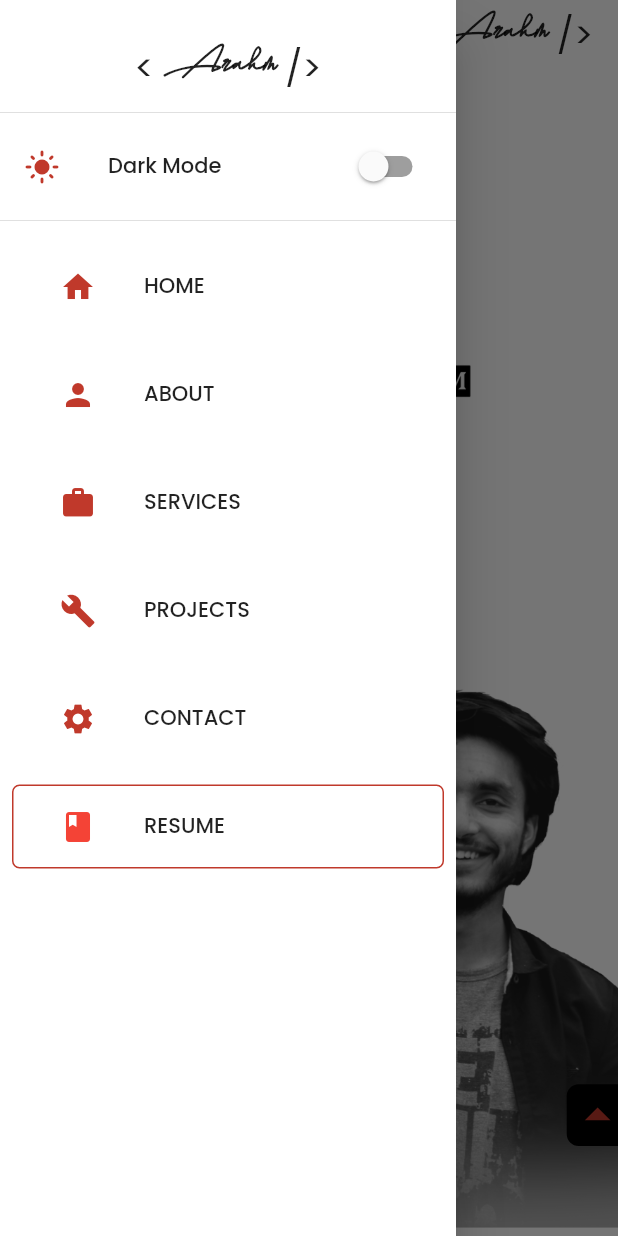
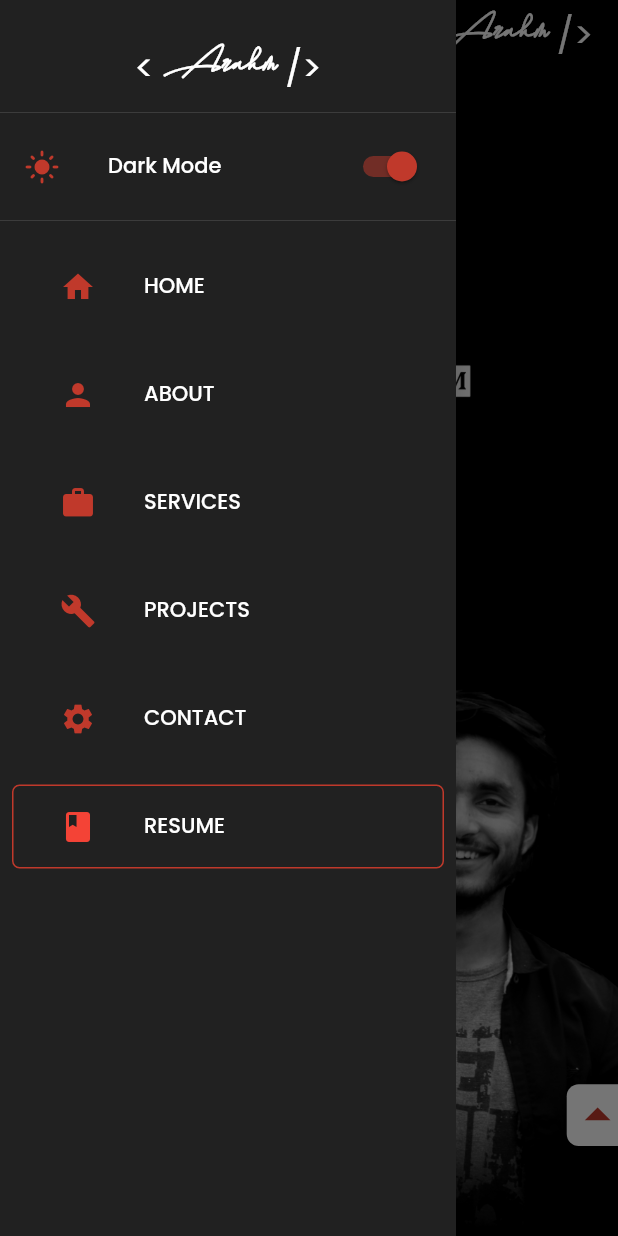
Before and after one commit to Arham07/Devfolio, a Flutter app: the screen it shows after launch, after a tap on the "menu" icon, on a phone screen of 412 x 824 dp. Run offline on Flutter 3.47's test engine with Material 2 defaults, Android fonts, the phone set to English and light mode, and no system bars; drawn by our look-alikes of animated_text_kit; our stand-ins replace carousel_slider, flip_card, font_awesome_flutter; missing offline and left inert: universal_html.

Commit message:
UI rendering issue fixed

```diff
--- a/lib/provider/theme/theme_provider.dart
+++ b/lib/provider/theme/theme_provider.dart
@@ -30,7 +30,7 @@
 import 'package:flutter/material.dart';
 
 class ThemeChanger with ChangeNotifier {
-  var _themeMode = ThemeMode.light;
+  var _themeMode = ThemeMode.dark;
 
   ThemeMode get themeMode => _themeMode;
   bool get isDark => _themeMode == ThemeMode.dark;
--- a/lib/sections/contact/contact_mobile.dart
+++ b/lib/sections/contact/contact_mobile.dart
@@ -27,11 +27,12 @@ class ContactMobileTab extends StatelessWidget {
                 projectIconData: ContactUtils.contactIcon[i],
                 projectTitle: ContactUtils.titles[i],
                 projectDescription: ContactUtils.details[i],
+                projectLink: ContactUtils.links[i],
               ),
             ),
           ),
           options: CarouselOptions(
-            height: MediaQuery.of(context).size.height * 0.25,
+            height: MediaQuery.of(context).size.height * 0.26,
             autoPlay: true,
             autoPlayInterval: const Duration(seconds: 5),
             enlargeCenterPage: true,
--- a/lib/sections/services/services.dart
+++ b/lib/sections/services/services.dart
@@ -1,3 +1,5 @@
+import 'package:devfolio/responsive/responsive.dart';
+import 'package:devfolio/sections/services/services_desktop.dart';
 import 'package:flutter/material.dart';
 import 'package:devfolio/sections/services/services_mobile.dart';
 
@@ -6,6 +8,9 @@ class Services extends StatelessWidget {
 
   @override
   Widget build(BuildContext context) {
-    return ServiceMobile();
+    return Responsive(mobile:  ServiceMobile(),
+    tablet: ServiceMobile(),
+    desktop: ServiceMobile(),
+   );
   }
 }
--- a/lib/sections/services/services_mobile.dart
+++ b/lib/sections/services/services_mobile.dart
@@ -16,6 +16,10 @@ class ServiceMobile extends StatelessWidget {
         const CustomSectionHeading(
           text: '\nWhat I can do?',
         ),
+        SizedBox(
+          height: height * 0.01,
+        ),
+
         const CustomSectionSubHeading(
           text: 'I may not be perfect but surely I\'m of some use :)\n\n',
         ),
@@ -28,6 +32,8 @@ class ServiceMobile extends StatelessWidget {
               serviceIcon: ServicesUtils.servicesIcons[i],
               serviceTitle: ServicesUtils.servicesTitles[i],
               serviceDescription: ServicesUtils.servicesDescription[i],
+              cardHeight:  height * 0.030,
+              cardWidth:width * 0.62,
             ),
           ),
           options: CarouselOptions(
--- a/lib/sections/services/widget/service_cards.dart
+++ b/lib/sections/services/widget/service_cards.dart
@@ -12,12 +12,16 @@ class ServiceCard extends StatefulWidget {
   final String serviceIcon;
   final String serviceTitle;
   final String serviceDescription;
+  final double? cardWidth;
+  final double? cardHeight;
 
   const ServiceCard({
     Key? key,
     required this.serviceIcon,
     required this.serviceTitle,
     required this.serviceDescription,
+    this.cardWidth,
+    this.cardHeight,
   }) : super(key: key);
 
   @override
@@ -52,11 +56,13 @@ class _ServiceCardState extends State<ServiceCard> {
         }
       },
       child: FlipCard(
-        flipOnTouch: kIsWeb ? false : true,
+        flipOnTouch: kIsWeb ? true : false,
         key: cardKey,
         back: Container(
-          width: size.width * 0.62,
-          height: size.height * 0.035,
+          // width: size.width * 0.62,
+          // height: size.height * 0.035,
+          width: widget.cardWidth,
+          height:widget.cardHeight,
           padding: const EdgeInsets.symmetric(vertical: 8.0, horizontal: 12.0),
           decoration: BoxDecoration(
             color: Colors.white,
@@ -87,9 +93,7 @@ class _ServiceCardState extends State<ServiceCard> {
           height: size.height * 0.035,
           padding: const EdgeInsets.symmetric(vertical: 8.0, horizontal: 12.0),
           decoration: BoxDecoration(
-            color: themeChanger.isDark
-                ? Colors.grey.shade900
-                : Colors.white,
+            color: themeChanger.isDark ? Colors.grey.shade900 : Colors.white,
             borderRadius: BorderRadius.circular(15),
             boxShadow: isHover
                 ? [
--- a/lib/sections/services/widget/services_back_card.dart
+++ b/lib/sections/services/widget/services_back_card.dart
@@ -37,13 +37,13 @@ class ServiceCardBackWidget extends StatelessWidget {
             onPressed: () => showDialog(
                 context: context,
                 builder: (contecxt) => AlertDialog(
-                      title: Text(
+                      title: const Text(
                         "Hire Me!",
                       ),
                       actions: [
                         TextButton(
                           onPressed: () => Navigator.pop(context),
-                          child: Text("Back",style: const TextStyle(
+                          child: const Text("Back",style: TextStyle(
                             color:  Color(0xffC0392B),fontWeight: FontWeight.w700
                           ),),
                         )
--- a/lib/utils/contact_utils.dart
+++ b/lib/utils/contact_utils.dart
@@ -18,4 +18,10 @@ class ContactUtils {
     "(+92) 314 2994566",
     "arhamj0726@gmail.com",
   ];
+
+  static const List<String> links = [
+    "https://www.google.com/maps/dir/24.9716831,67.0656851//@24.9717568,67.0306654,13z/data=!4m4!4m3!1m1!4e1!1m0",
+    'https://api.whatsapp.com/send?phone=923142994566',
+    "http://mailto:arhamj0726@gmail.com",
+  ];
 }
--- a/lib/widgets/about_me_data.dart
+++ b/lib/widgets/about_me_data.dart
@@ -18,13 +18,13 @@ class AboutMeData extends StatelessWidget {
   Widget build(BuildContext context) {
     final themeChanger = Provider.of<ThemeChanger>(context);
     return Align(
-      alignment: alignment ?? Alignment.center,
+      alignment: alignment ?? Alignment.center ,
       child: RichText(
         text: TextSpan(
           children: [
             TextSpan(
               text: "$data: ",
-                style: TextStyle(fontSize: 12,fontWeight: FontWeight.bold,fontFamily: 'Poppins',color: Colors.black)
+                style: TextStyle(fontSize: 12,fontWeight: FontWeight.bold,fontFamily: 'Poppins',color:themeChanger.isDark? Colors.white:Colors.black87,)
             ),
             TextSpan(
               text: " $information\n",
--- a/lib/widgets/custom_text_heading.dart
+++ b/lib/widgets/custom_text_heading.dart
@@ -13,7 +13,7 @@ class CustomSectionHeading extends StatelessWidget {
     return Text(
       text,
       style: const TextStyle(
-        fontFamily: 'Montserrat',fontSize: 44,
+        fontFamily: 'Montserrat',fontSize: 45,height: 1.2
       )
     );
   }
@@ -30,7 +30,7 @@ class CustomSectionSubHeading extends StatelessWidget {
     return Text(
       text,
         style: const TextStyle(
-          fontFamily: 'Montserrat',fontWeight: FontWeight.w300,fontSize: 12
+          fontFamily: 'Montserrat',fontWeight: FontWeight.w300,fontSize: 13
         )
     );
   }
--- a/lib/widgets/project_card.dart
+++ b/lib/widgets/project_card.dart
@@ -56,9 +56,9 @@ class ProjectCardState extends State<ProjectCard> {
         }
       },
       child: Container(
-        margin: EdgeInsets.symmetric(horizontal: width * 0.01),
+        margin: EdgeInsets.symmetric(horizontal: width * 0.02),
         padding: EdgeInsets.symmetric(horizontal: width * 0.05),
-        width: width * 0.8,
+        width: width * 0.78,
         height: height * 0.20,
         decoration: BoxDecoration(
           color: themeChanger.isDark
```
Also changed, not shown: lib/sections/about/about_mobile.dart (+5 -3 lines), lib/sections/services/services_desktop.dart (added, +58 -0 lines).
